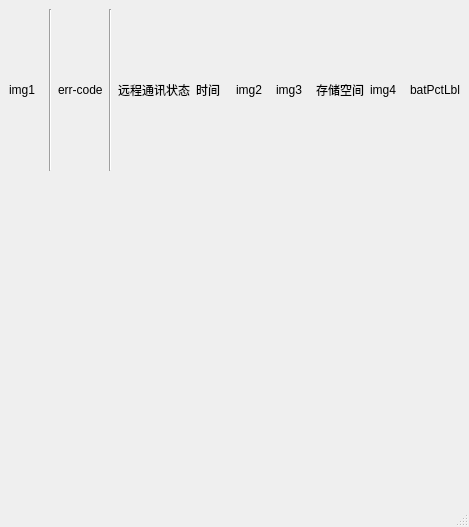
First picture: the form in mainwindow.ui, repository curious-heart/x-data-scanner, before the edit.
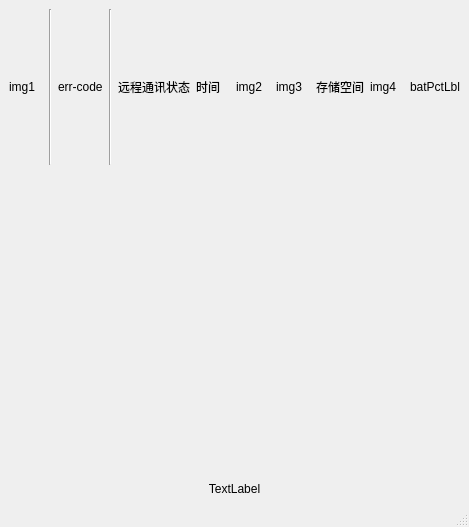
Second picture: the form after the edit.

Commit message: Add About-str(app name and version)

```diff
--- a/mainwindow.ui
+++ b/mainwindow.ui
@@ -14,7 +14,7 @@
    <string>MainWindow</string>
   </property>
   <widget class="QWidget" name="centralwidget">
-   <layout class="QVBoxLayout" name="verticalLayout" stretch="1,20,2">
+   <layout class="QVBoxLayout" name="verticalLayout" stretch="1,20,2,0">
     <item>
      <layout class="QHBoxLayout" name="statusHBoxLayout">
       <item>
@@ -102,6 +102,16 @@
     <item>
      <layout class="QHBoxLayout" name="buttonsHBoxLayout"/>
     </item>
+    <item>
+     <widget class="QLabel" name="swAboutLbl">
+      <property name="text">
+       <string>TextLabel</string>
+      </property>
+      <property name="alignment">
+       <set>Qt::AlignCenter</set>
+      </property>
+     </widget>
+    </item>
    </layout>
   </widget>
   <widget class="QMenuBar" name="menubar">
```
The commit also changes 3 other files.
